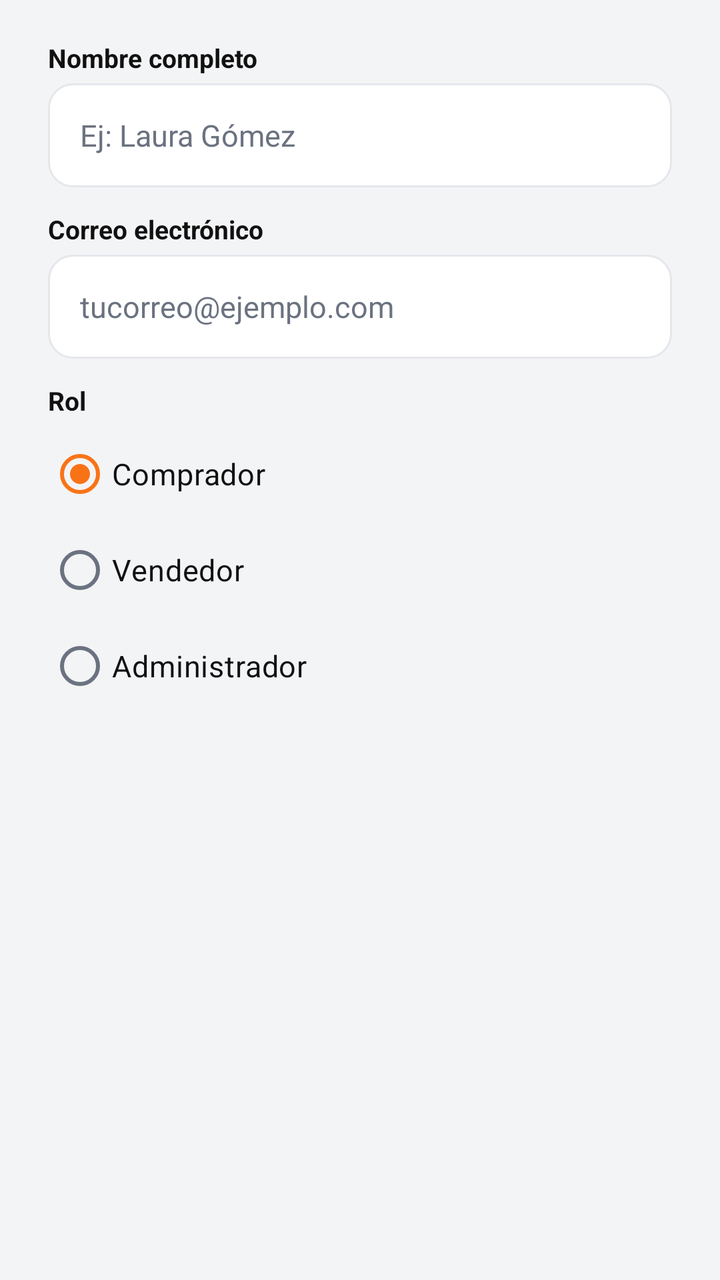
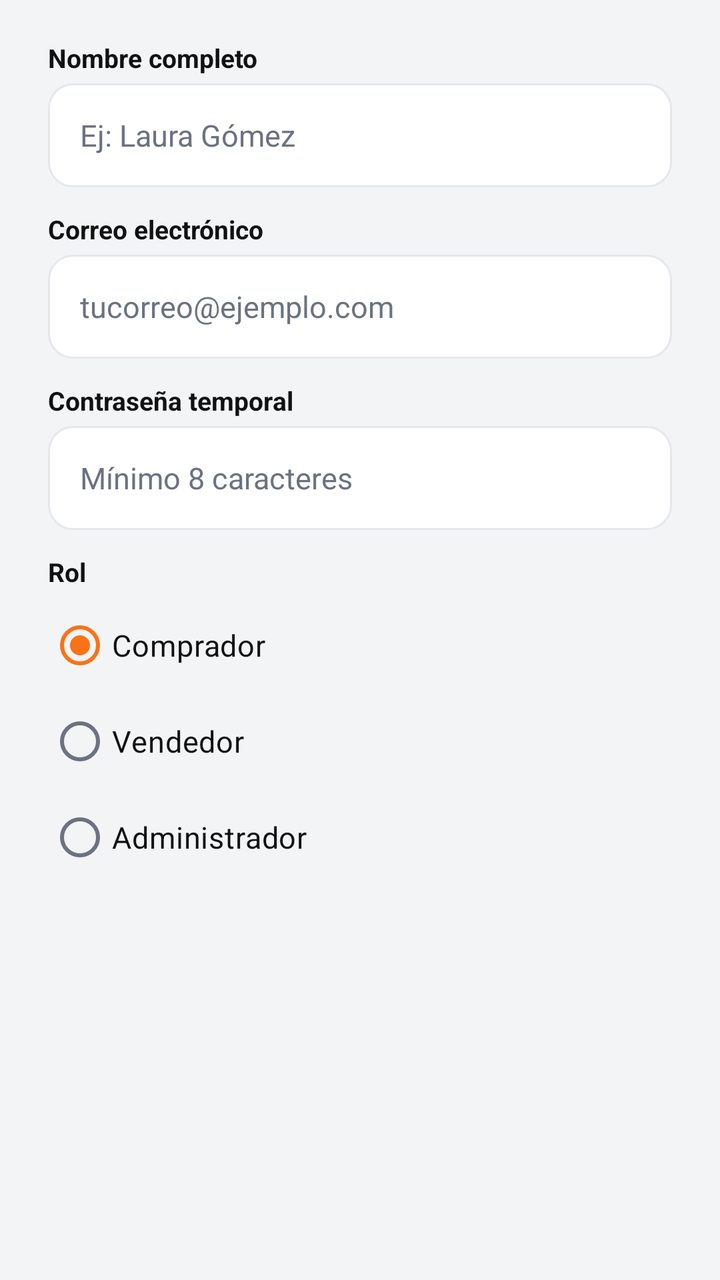

An Android layout rendered at two revisions. The XML below is the earlier revision; the diff shows what the commit changed to produce the second picture.
<!-- AndroidManifest.xml: application theme Theme.MotoMarket -->
<!-- res/layout/dialog_crear_usuario.xml -->
<?xml version="1.0" encoding="utf-8"?>
<LinearLayout xmlns:android="http://schemas.android.com/apk/res/android"
    android:layout_width="match_parent"
    android:layout_height="wrap_content"
    android:orientation="vertical"
    android:paddingStart="@dimen/espacio_xl"
    android:paddingTop="@dimen/espacio_s"
    android:paddingEnd="@dimen/espacio_xl">

    <TextView
        style="@style/MotoMarket.Label"
        android:text="@string/campo_nombre" />

    <EditText
        android:id="@+id/etNombre"
        style="@style/MotoMarket.Campo"
        android:hint="@string/hint_nombre"
        android:importantForAutofill="no"
        android:inputType="textPersonName|textCapWords" />

    <TextView
        style="@style/MotoMarket.Label"
        android:text="@string/campo_correo" />

    <EditText
        android:id="@+id/etCorreo"
        style="@style/MotoMarket.Campo"
        android:hint="@string/hint_correo"
        android:importantForAutofill="no"
        android:inputType="textEmailAddress" />

    <TextView
        style="@style/MotoMarket.Label"
        android:text="@string/campo_rol" />

    <RadioGroup
        android:id="@+id/rgRol"
        android:layout_width="match_parent"
        android:layout_height="wrap_content"
        android:checkedButton="@+id/rbComprador">

        <RadioButton
            android:id="@+id/rbComprador"
            android:layout_width="wrap_content"
            android:layout_height="wrap_content"
            android:text="@string/rol_comprador" />

        <RadioButton
            android:id="@+id/rbVendedor"
            android:layout_width="wrap_content"
            android:layout_height="wrap_content"
            android:text="@string/rol_vendedor" />

        <RadioButton
            android:id="@+id/rbAdmin"
            android:layout_width="wrap_content"
            android:layout_height="wrap_content"
            android:text="@string/rol_admin" />
    </RadioGroup>

</LinearLayout>
<!-- resources referenced by this layout -->
<resources>
  <dimen name="espacio_s">8dp</dimen>
  <dimen name="espacio_xl">24dp</dimen>
  <string name="campo_correo">Correo electrónico</string>
  <string name="campo_nombre">Nombre completo</string>
  <string name="campo_rol">Rol</string>
  <string name="hint_correo">tucorreo@ejemplo.com</string>
  <string name="hint_nombre">Ej: Laura Gómez</string>
  <string name="rol_admin">Administrador</string>
  <string name="rol_comprador">Comprador</string>
  <string name="rol_vendedor">Vendedor</string>
  <style name="Theme.MotoMarket" parent="Base.Theme.MotoMarket" />
  <dimen name="alto_campo">52dp</dimen>
  <!-- drawable bg_campo (drawable) -->
  <shape xmlns:android="http://schemas.android.com/apk/res/android"
      android:shape="rectangle">
      <solid android:color="@color/blanco" />
      <corners android:radius="@dimen/radio_esquina" />
      <stroke
          android:width="@dimen/borde_fino"
          android:color="@color/borde" />
  </shape>
  <dimen name="espacio_l">16dp</dimen>
  <dimen name="espacio_m">12dp</dimen>
  <color name="texto_principal">#111111</color>
  <color name="texto_secundario">#6B7280</color>
  <dimen name="texto_m">15sp</dimen>
  <dimen name="espacio_xs">4dp</dimen>
  <dimen name="texto_s">13sp</dimen>
  <color name="blanco">#FFFFFF</color>
  <dimen name="radio_esquina">12dp</dimen>
  <dimen name="borde_fino">1dp</dimen>
  <color name="borde">#E5E7EB</color>
  <color name="naranja_primario">#F97316</color>
  <color name="naranja_suave">#FFEDD5</color>
  <color name="naranja_oscuro">#EA580C</color>
  <color name="gris_oscuro">#1F2937</color>
  <color name="fondo">#F3F4F6</color>
  <style name="MotoMarket.Toolbar" parent="Widget.Material3.Toolbar">
          <item name="android:background">@color/naranja_primario</item>
          <item name="titleTextAppearance">@style/MotoMarket.TextAppearance.ToolbarTitle</item>
          <item name="titleTextColor">@color/blanco</item>
          <item name="navigationIconTint">@color/blanco</item>
          <item name="android:elevation">@dimen/espacio_xs</item>
      </style>
  <style name="MotoMarket.BottomNav" parent="Widget.Material3.BottomNavigationView">
          <item name="backgroundTint">@color/blanco</item>
          <item name="itemIconTint">@color/selector_nav_item</item>
          <item name="itemTextColor">@color/selector_nav_item</item>
          <item name="android:elevation">@dimen/espacio_s</item>
      </style>
  <style name="MotoMarket.Card" parent="Widget.Material3.CardView.Elevated">
          <item name="cardBackgroundColor">@color/blanco</item>
          <item name="cardCornerRadius">@dimen/radio_esquina</item>
          <item name="cardElevation">@dimen/elevacion_tarjeta</item>
      </style>
  <style name="MotoMarket.Radio" parent="Widget.Material3.CompoundButton.RadioButton">
          <item name="android:textColor">@color/texto_principal</item>
          <item name="android:textSize">@dimen/texto_m</item>
      </style>
  <!-- drawable bg_boton_naranja (drawable) -->
  <ripple xmlns:android="http://schemas.android.com/apk/res/android"
      android:color="@color/naranja_oscuro">
      <item>
          <shape android:shape="rectangle">
              <solid android:color="@color/naranja_primario" />
              <corners android:radius="@dimen/radio_esquina" />
          </shape>
      </item>
  </ripple>
  <dimen name="alto_boton">52dp</dimen>
  <style name="MotoMarket.TextAppearance.ToolbarTitle" parent="TextAppearance.Material3.TitleLarge">
          <item name="android:textColor">@color/blanco</item>
          <item name="android:textStyle">bold</item>
          <item name="android:textSize">@dimen/texto_titulo</item>
      </style>
  <dimen name="elevacion_tarjeta">1dp</dimen>
  <dimen name="texto_titulo">20sp</dimen>
  <!-- unchanged entries left out for length: 4 -->
</resources>

<!-- the commit's change to res/layout/dialog_crear_usuario.xml (unified diff, before → after) -->
@@ -31,6 +31,17 @@
 
     <TextView
         style="@style/MotoMarket.Label"
+        android:text="@string/campo_password_temporal" />
+
+    <EditText
+        android:id="@+id/etPassword"
+        style="@style/MotoMarket.Campo"
+        android:hint="@string/hint_password_nueva"
+        android:importantForAutofill="no"
+        android:inputType="textPassword" />
+
+    <TextView
+        style="@style/MotoMarket.Label"
         android:text="@string/campo_rol" />
 
     <RadioGroup
<!-- resource entries referenced after the edit -->
@@ -4,9 +4,11 @@
   <dimen name="espacio_xl">24dp</dimen>
   <string name="campo_correo">Correo electrónico</string>
   <string name="campo_nombre">Nombre completo</string>
+  <string name="campo_password_temporal">Contraseña temporal</string>
   <string name="campo_rol">Rol</string>
   <string name="hint_correo">tucorreo@ejemplo.com</string>
   <string name="hint_nombre">Ej: Laura Gómez</string>
+  <string name="hint_password_nueva">Mínimo 8 caracteres</string>
   <string name="rol_admin">Administrador</string>
   <string name="rol_comprador">Comprador</string>
   <string name="rol_vendedor">Vendedor</string>
